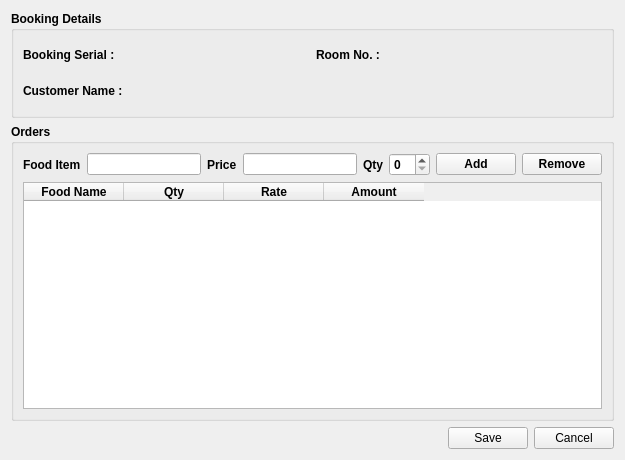
Before: the Qt Designer form addfoodorder.ui in dsubhajit/bill_master, drawn with Qt 5.
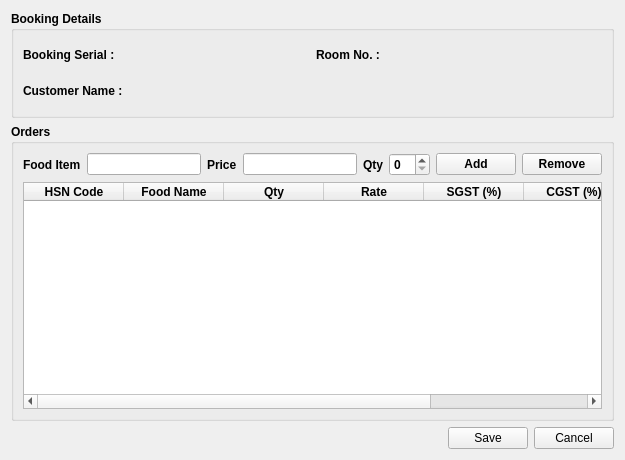
After: the same form once the commit is applied. Icons and pictures are not drawn.

Diff of the .ui file:
```diff
--- a/addfoodorder.ui
+++ b/addfoodorder.ui
@@ -230,6 +230,11 @@
         <property name="selectionBehavior">
          <enum>QAbstractItemView::SelectRows</enum>
         </property>
+        <column>
+         <property name="text">
+          <string>HSN Code</string>
+         </property>
+        </column>
         <column>
          <property name="text">
           <string>Food Name</string>
@@ -245,6 +250,16 @@
           <string>Rate</string>
          </property>
         </column>
+        <column>
+         <property name="text">
+          <string>SGST (%)</string>
+         </property>
+        </column>
+        <column>
+         <property name="text">
+          <string>CGST (%)</string>
+         </property>
+        </column>
         <column>
          <property name="text">
           <string>Amount</string>
```
